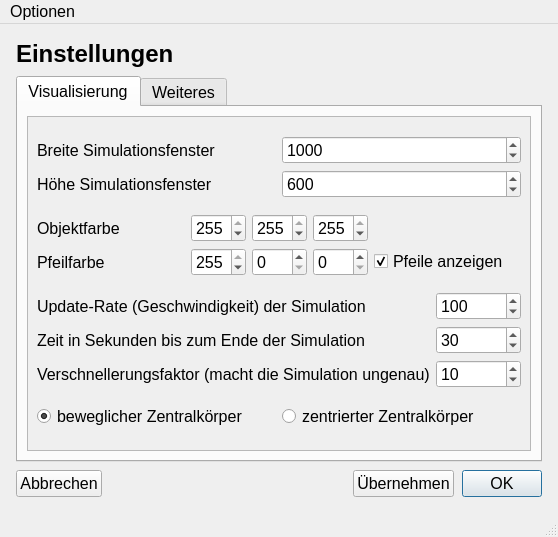
The window that twobodyproblem/ui/settings.ui (fflopsi/twobodyproblem) describes before a commit, drawn with Qt 5.
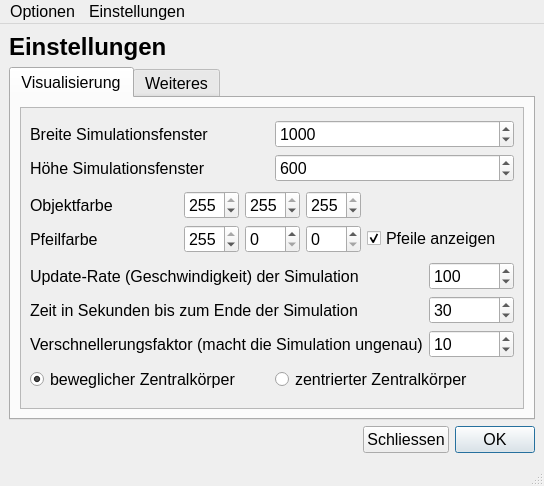
The same window after the commit.

Commit message: add savable and loadable settings minor improvements

```diff
--- a/twobodyproblem/ui/settings.ui
+++ b/twobodyproblem/ui/settings.ui
@@ -6,8 +6,8 @@
    <rect>
     <x>0</x>
     <y>0</y>
-    <width>558</width>
-    <height>537</height>
+    <width>544</width>
+    <height>486</height>
    </rect>
   </property>
   <property name="font">
@@ -20,21 +20,6 @@
   </property>
   <widget class="QWidget" name="centralwidget">
    <layout class="QVBoxLayout" name="verticalLayout_2">
-    <property name="spacing">
-     <number>8</number>
-    </property>
-    <property name="leftMargin">
-     <number>16</number>
-    </property>
-    <property name="topMargin">
-     <number>16</number>
-    </property>
-    <property name="rightMargin">
-     <number>16</number>
-    </property>
-    <property name="bottomMargin">
-     <number>16</number>
-    </property>
     <item>
      <widget class="QLabel" name="label_17">
       <property name="text">
@@ -63,7 +48,7 @@
              <x>0</x>
              <y>0</y>
              <width>502</width>
-             <height>326</height>
+             <height>293</height>
             </rect>
            </property>
            <layout class="QGridLayout" name="gridLayout_2">
@@ -405,28 +390,6 @@
     </item>
     <item>
      <layout class="QHBoxLayout" name="horizontalLayout">
-      <item>
-       <widget class="QPushButton" name="b_cancel">
-        <property name="toolTip">
-         <string extracomment="Verlassen ohne zu speichern">schliessen ohne zu speichern</string>
-        </property>
-        <property name="statusTip">
-         <string/>
-        </property>
-        <property name="whatsThis">
-         <string/>
-        </property>
-        <property name="accessibleName">
-         <string/>
-        </property>
-        <property name="accessibleDescription">
-         <string/>
-        </property>
-        <property name="text">
-         <string>Abbrechen</string>
-        </property>
-       </widget>
-      </item>
       <item>
        <spacer name="horizontalSpacer">
         <property name="orientation">
@@ -446,7 +409,7 @@
          <string>speichern</string>
         </property>
         <property name="text">
-         <string>Übernehmen</string>
+         <string>Schliessen</string>
         </property>
        </widget>
       </item>
@@ -475,7 +438,7 @@
     <rect>
      <x>0</x>
      <y>0</y>
-     <width>558</width>
+     <width>544</width>
      <height>26</height>
     </rect>
    </property>
@@ -485,7 +448,18 @@
     </property>
     <addaction name="actionVerlassen"/>
    </widget>
+   <widget class="QMenu" name="menuEinstellungen">
+    <property name="title">
+     <string>Einstellungen</string>
+    </property>
+    <addaction name="actionSpeichern"/>
+    <addaction name="actionSpeichern_unter"/>
+    <addaction name="separator"/>
+    <addaction name="actionLaden"/>
+    <addaction name="actionLaden_von"/>
+   </widget>
    <addaction name="menuOptionen"/>
+   <addaction name="menuEinstellungen"/>
   </widget>
   <widget class="QStatusBar" name="statusbar"/>
   <action name="actionVerlassen">
```
Left out of the diff: 57 changed lines with no effect on the pictures. The commit also changes 2 other files.
